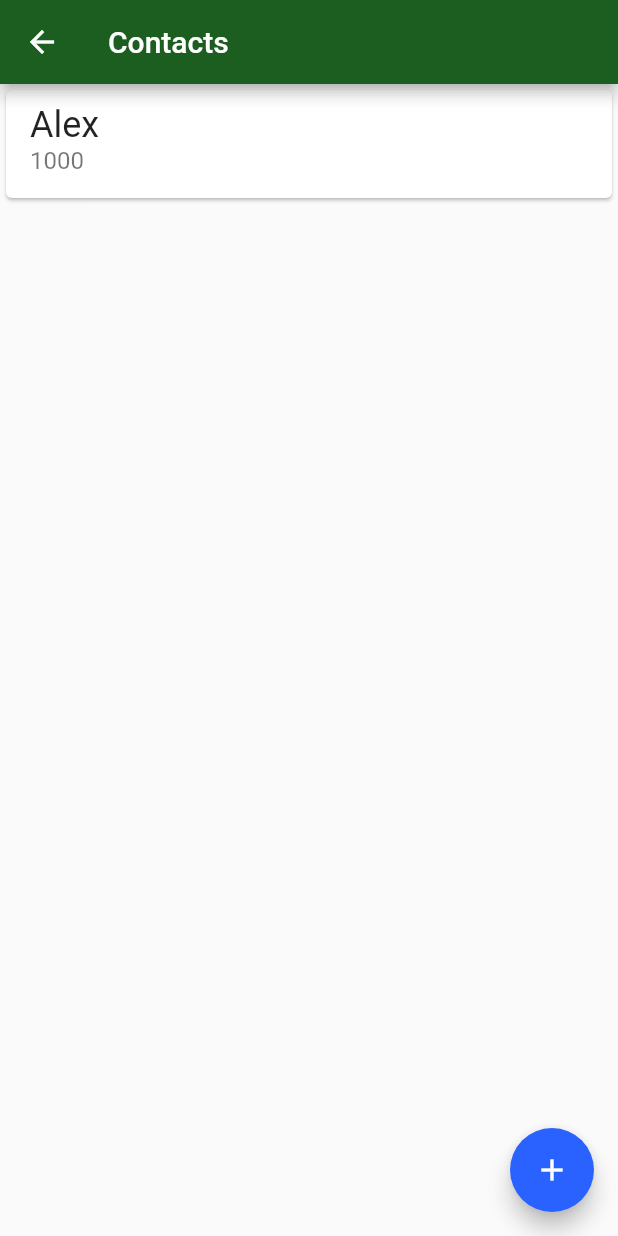
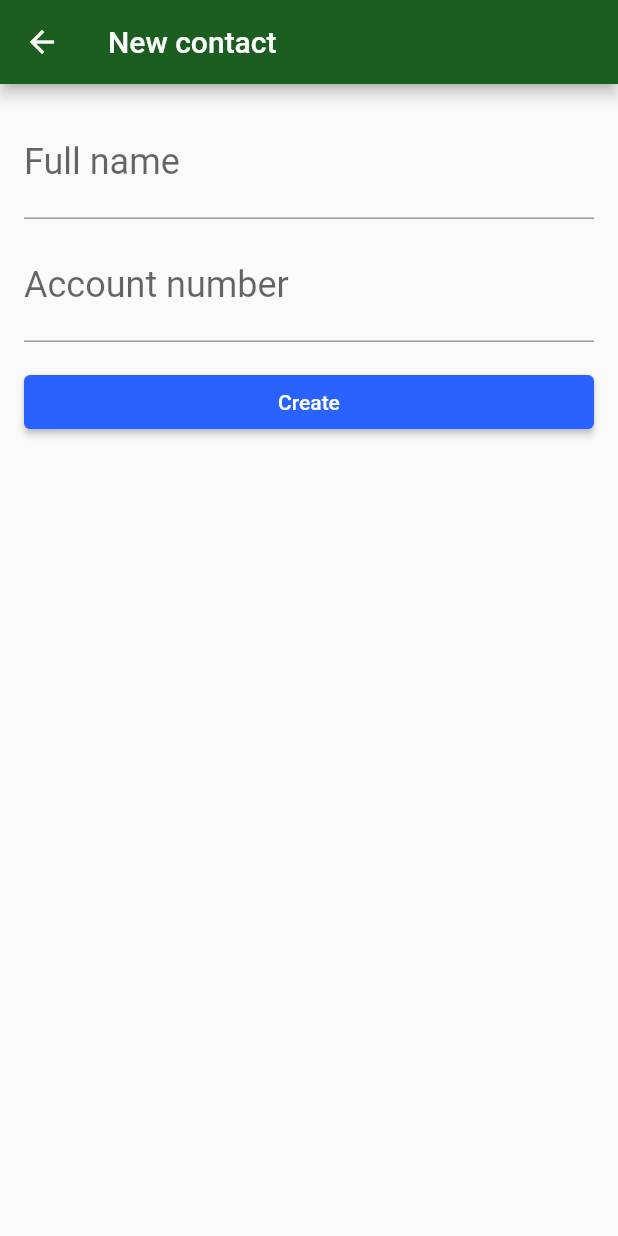
Before and after one commit to Matheus-Chaves/bytebank, a Flutter app: the ContactsList screen opened directly, after a tap on the "add" icon, on a phone screen of 412 x 824 dp. Run offline on Flutter 3.47's test engine with Material 2 defaults, Android fonts, the phone set to English and light mode, and no system bars.

Commit message:
implementando contacts form e adaptando navegação

```diff
--- a/lib/main.dart
+++ b/lib/main.dart
@@ -12,7 +12,8 @@ class BytebankApp extends StatelessWidget {
     return MaterialApp(
       debugShowCheckedModeBanner: false,
       theme: ThemeData(
-        primaryColor: Colors.green[900],
+        //useMaterial3: true,
+        //primaryColor: Colors.green[900], //não necessário. ColorScheme faz isso
         colorScheme: ColorScheme.fromSwatch().copyWith(
           primary: Colors.green[900],
           secondary: Colors.blueAccent[700],
--- /dev/null
+++ b/lib/models/contact.dart
@@ -0,0 +1,11 @@
+class Contact {
+  final String name;
+  final int? accountNumber;
+
+  Contact(this.name, this.accountNumber);
+
+  @override
+  String toString() {
+    return "Contact:{name: $name, accountNumber: $accountNumber}";
+  }
+}
--- /dev/null
+++ b/lib/screens/contact_form.dart
@@ -0,0 +1,70 @@
+import 'package:flutter/material.dart';
+
+import '../models/contact.dart';
+
+class ContactForm extends StatefulWidget {
+  const ContactForm({Key? key}) : super(key: key);
+
+  @override
+  State<ContactForm> createState() => _ContactFormState();
+}
+
+class _ContactFormState extends State<ContactForm> {
+  final TextEditingController _nameController = TextEditingController();
+  final TextEditingController _accountNumberController =
+      TextEditingController();
+
+  @override
+  Widget build(BuildContext context) {
+    return Scaffold(
+      appBar: AppBar(
+        title: const Text('New contact'),
+      ),
+      body: Padding(
+        padding: const EdgeInsets.all(16.0),
+        child: Column(
+          children: <Widget>[
+            TextField(
+              controller: _nameController,
+              decoration: const InputDecoration(
+                labelText: 'Full name',
+              ),
+              style: const TextStyle(
+                fontSize: 24.0,
+              ),
+            ),
+            Padding(
+              padding: const EdgeInsets.only(top: 8.0),
+              child: TextField(
+                controller: _accountNumberController,
+                decoration: const InputDecoration(
+                  labelText: 'Account number',
+                ),
+                style: const TextStyle(
+                  fontSize: 24.0,
+                ),
+                keyboardType: TextInputType.number,
+              ),
+            ),
+            Padding(
+              padding: const EdgeInsets.only(top: 16.0),
+              child: SizedBox(
+                width: double.maxFinite,
+                child: ElevatedButton(
+                  child: const Text('Create'),
+                  onPressed: () {
+                    final String name = _nameController.text;
+                    final int? accountNumber =
+                        int.tryParse(_accountNumberController.text);
+                    final Contact newContact = Contact(name, accountNumber);
+                    Navigator.pop(context, newContact);
+                  },
+                ),
+              ),
+            )
+          ],
+        ),
+      ),
+    );
+  }
+}
--- a/lib/screens/contacts_list.dart
+++ b/lib/screens/contacts_list.dart
@@ -1,4 +1,5 @@
 import 'package:flutter/material.dart';
+import 'contact_form.dart';
 
 class ContactsList extends StatelessWidget {
   const ContactsList({Key? key}) : super(key: key);
@@ -10,7 +11,7 @@ class ContactsList extends StatelessWidget {
         title: const Text("Contacts"),
       ),
       body: ListView(
-        children: const [
+        children: const <Widget>[
           Card(
             child: ListTile(
               title: Text(
@@ -30,7 +31,13 @@ class ContactsList extends StatelessWidget {
         ],
       ),
       floatingActionButton: FloatingActionButton(
-        onPressed: () {},
+        onPressed: () {
+          Navigator.of(context)
+              .push(MaterialPageRoute(
+                builder: (context) => const ContactForm(),
+              ))
+              .then((newContact) => debugPrint(newContact.toString()));
+        },
         child: const Icon(
           Icons.add,
         ),
--- a/lib/screens/dashboard.dart
+++ b/lib/screens/dashboard.dart
@@ -16,10 +16,10 @@ class Dashboard extends StatelessWidget {
         child: Column(
           mainAxisAlignment: MainAxisAlignment.spaceBetween,
           crossAxisAlignment: CrossAxisAlignment.start,
-          children: [
+          children: <Widget>[
             Image.asset('images/bytebank_logo.png'),
             Material(
-              color: Theme.of(context).primaryColor,
+              color: Theme.of(context).colorScheme.primary,
               child: InkWell(
                 onTap: () {
                   Navigator.of(context).push(MaterialPageRoute(
@@ -32,7 +32,7 @@ class Dashboard extends StatelessWidget {
                   width: 150,
                   child: Column(
                     mainAxisAlignment: MainAxisAlignment.spaceAround,
-                    children: const [
+                    children: const <Widget>[
                       Icon(Icons.people, color: Colors.white, size: 32),
                       Text(
                         'Contacts',
```
